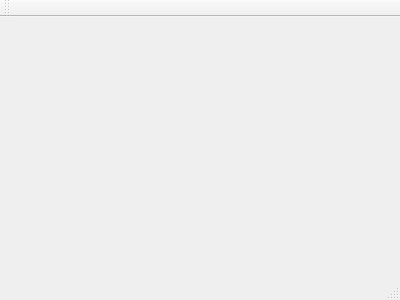
Qt form StitcherV120/mainwindow.ui (Taowyoo/StitcherV120) before a commit.
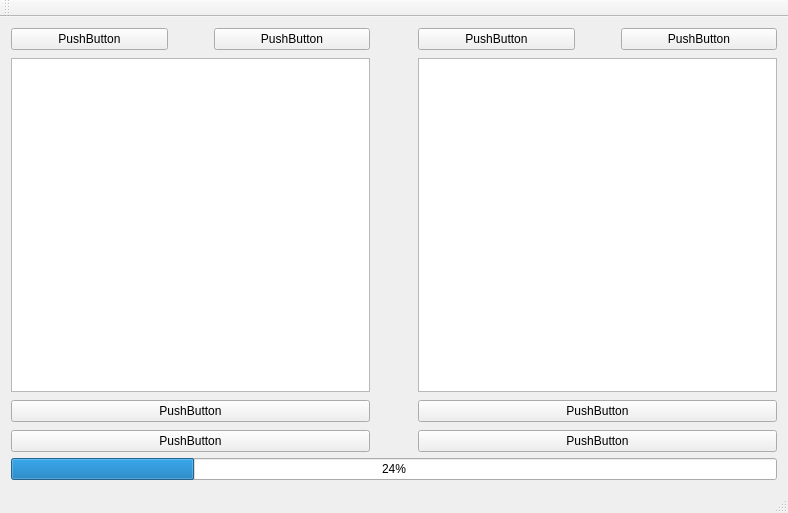
The same form after that commit.

Commit message: add setting ui add stitcher class

The edit to the form file:
```diff
--- a/StitcherV120/mainwindow.ui
+++ b/StitcherV120/mainwindow.ui
@@ -1,24 +1,174 @@
 <ui version="4.0">
  <class>MainWindow</class>
- <widget class="QMainWindow" name="MainWindow" >
-  <property name="geometry" >
+ <widget class="QMainWindow" name="MainWindow">
+  <property name="geometry">
    <rect>
     <x>0</x>
     <y>0</y>
-    <width>400</width>
-    <height>300</height>
+    <width>788</width>
+    <height>513</height>
    </rect>
   </property>
   <property name="windowTitle" >
    <string>MainWindow</string>
   </property>
-  <widget class="QMenuBar" name="menuBar" />
-  <widget class="QToolBar" name="mainToolBar" />
-  <widget class="QWidget" name="centralWidget" />
-  <widget class="QStatusBar" name="statusBar" />
+  <widget class="QWidget" name="centralWidget">
+   <layout class="QGridLayout" name="gridLayout_2">
+    <item row="0" column="0">
+     <layout class="QGridLayout" name="gridLayout">
+      <property name="spacing">
+       <number>8</number>
+      </property>
+      <item row="0" column="0">
+       <layout class="QHBoxLayout" name="horizontalLayout">
+        <item>
+         <widget class="QPushButton" name="pushButton">
+          <property name="text">
+           <string>PushButton</string>
+          </property>
+         </widget>
+        </item>
+        <item>
+         <spacer name="horizontalSpacer">
+          <property name="orientation">
+           <enum>Qt::Horizontal</enum>
+          </property>
+          <property name="sizeType">
+           <enum>QSizePolicy::Fixed</enum>
+          </property>
+          <property name="sizeHint" stdset="0">
+           <size>
+            <width>40</width>
+            <height>20</height>
+           </size>
+          </property>
+         </spacer>
+        </item>
+        <item>
+         <widget class="QPushButton" name="pushButton_2">
+          <property name="text">
+           <string>PushButton</string>
+          </property>
+         </widget>
+        </item>
+       </layout>
+      </item>
+      <item row="0" column="2">
+       <layout class="QHBoxLayout" name="horizontalLayout_2">
+        <item>
+         <widget class="QPushButton" name="pushButton_3">
+          <property name="text">
+           <string>PushButton</string>
+          </property>
+         </widget>
+        </item>
+        <item>
+         <spacer name="horizontalSpacer_2">
+          <property name="orientation">
+           <enum>Qt::Horizontal</enum>
+          </property>
+          <property name="sizeType">
+           <enum>QSizePolicy::Fixed</enum>
+          </property>
+          <property name="sizeHint" stdset="0">
+           <size>
+            <width>40</width>
+            <height>20</height>
+           </size>
+          </property>
+         </spacer>
+        </item>
+        <item>
+         <widget class="QPushButton" name="pushButton_4">
+          <property name="text">
+           <string>PushButton</string>
+          </property>
+         </widget>
+        </item>
+       </layout>
+      </item>
+      <item row="1" column="2">
+       <widget class="QTableWidget" name="tableWidget"/>
+      </item>
+      <item row="3" column="0">
+       <widget class="QPushButton" name="pushButton_7">
+        <property name="text">
+         <string>PushButton</string>
+        </property>
+       </widget>
+      </item>
+      <item row="3" column="2">
+       <widget class="QPushButton" name="pushButton_8">
+        <property name="text">
+         <string>PushButton</string>
+        </property>
+       </widget>
+      </item>
+      <item row="2" column="2">
+       <widget class="QPushButton" name="pushButton_6">
+        <property name="text">
+         <string>PushButton</string>
+        </property>
+       </widget>
+      </item>
+      <item row="1" column="1">
+       <spacer name="horizontalSpacer_4">
+        <property name="orientation">
+         <enum>Qt::Horizontal</enum>
+        </property>
+        <property name="sizeType">
+         <enum>QSizePolicy::Fixed</enum>
+        </property>
+        <property name="sizeHint" stdset="0">
+         <size>
+          <width>40</width>
+          <height>20</height>
+         </size>
+        </property>
+       </spacer>
+      </item>
+      <item row="2" column="0">
+       <widget class="QPushButton" name="pushButton_5">
+        <property name="text">
+         <string>PushButton</string>
+        </property>
+       </widget>
+      </item>
+      <item row="1" column="0">
+       <widget class="QTableView" name="tableView"/>
+      </item>
+     </layout>
+    </item>
+    <item row="1" column="0">
+     <widget class="QProgressBar" name="progressBar">
+      <property name="value">
+       <number>24</number>
+      </property>
+     </widget>
+    </item>
+   </layout>
+  </widget>
+  <widget class="QMenuBar" name="menuBar">
+   <property name="geometry">
+    <rect>
+     <x>0</x>
+     <y>0</y>
+     <width>788</width>
+     <height>21</height>
+    </rect>
+   </property>
+  </widget>
+  <widget class="QToolBar" name="mainToolBar">
+   <attribute name="toolBarArea">
+    <enum>TopToolBarArea</enum>
+   </attribute>
+   <attribute name="toolBarBreak">
+    <bool>false</bool>
+   </attribute>
+  </widget>
+  <widget class="QStatusBar" name="statusBar"/>
  </widget>
- <layoutDefault spacing="6" margin="11" />
- <pixmapfunction></pixmapfunction>
+ <layoutdefault spacing="6" margin="11"/>
  <resources/>
  <connections/>
 </ui>
```
Left out of the diff: 3 changed lines with no effect on the pictures. The commit also changes 8 other files.
